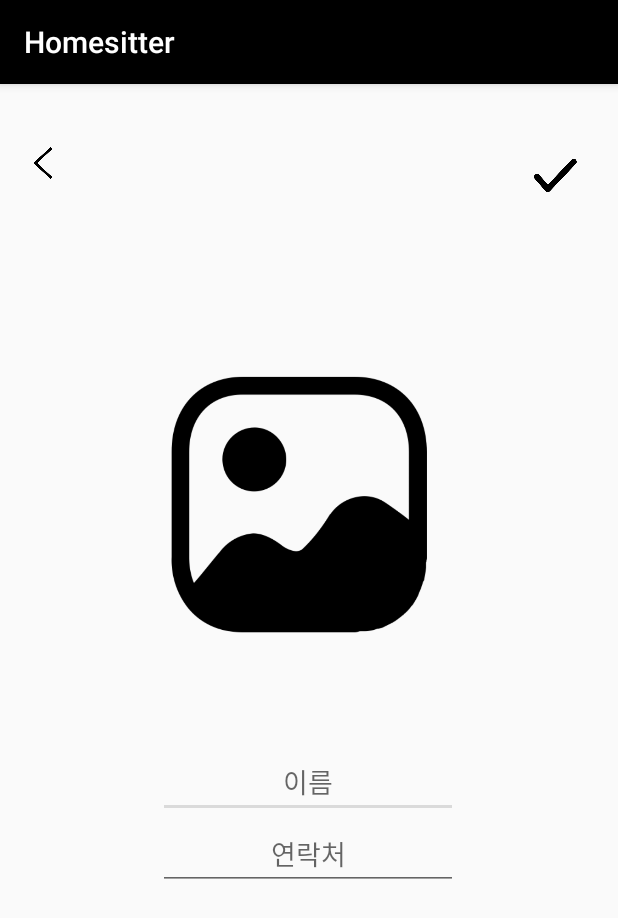
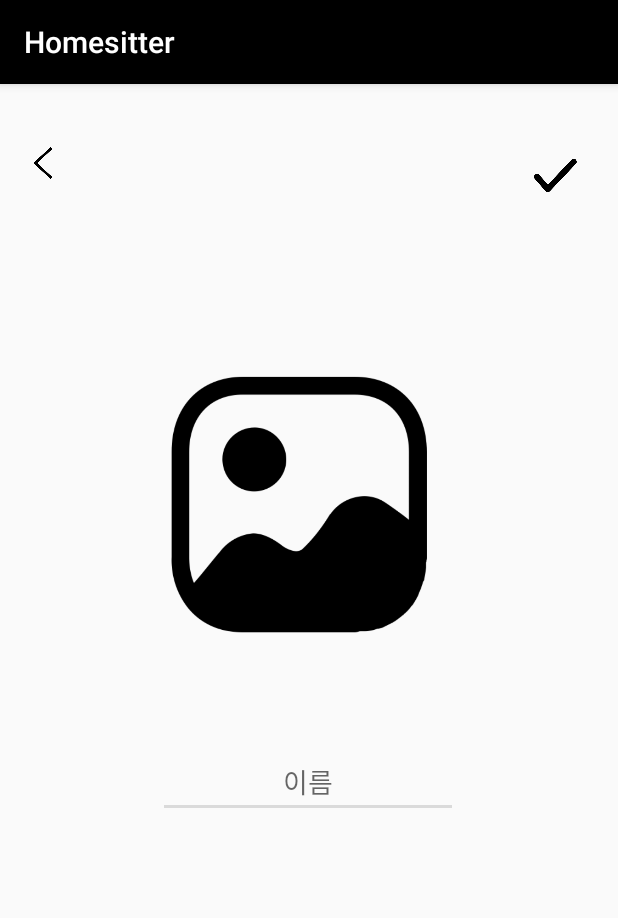
Before and after one commit to hfzgky/homesitter, an Android app: the EditActivity screen opened directly, with no data from a screen before it, on a phone screen of 412 x 824 dp. Shown: the top 918 px of the screen. Run offline under Robolectric (Android 15) with nearby library versions, the phone set to English and light mode, and no system bars.

Commit message:
2021-09-22

```diff
--- a/app/src/main/java/com/example/homesitter/EditActivity.java
+++ b/app/src/main/java/com/example/homesitter/EditActivity.java
@@ -10,6 +10,7 @@ import android.content.Intent;
 import android.graphics.Bitmap;
 import android.graphics.BitmapFactory;
 import android.os.Bundle;
+import android.provider.MediaStore;
 import android.view.View;
 
 import android.widget.EditText;
@@ -23,7 +24,7 @@ import java.io.InputStream;
 
 
 public class EditActivity extends AppCompatActivity {
-    private EditText mEditName, mEditPhone;
+    private EditText mEditName;
     private ImageButton mImagePerson;
     private int mItem = -1; //인덱스
     ImageView btnSave;
@@ -37,7 +38,6 @@ public class EditActivity extends AppCompatActivity {
         setContentView(R.layout.activity_edit);
 
         mEditName = findViewById(R.id.editTextName);
-        mEditPhone = findViewById(R.id.editTextPhone);
         mImagePerson = findViewById(R.id.imagePerson);
 
         Intent intent = getIntent();    //intent객체를 가져옴
@@ -47,7 +47,6 @@ public class EditActivity extends AppCompatActivity {
             if (mItem != -1) {   //수정
                 //값을 가져와서 보여줌
                 mEditName.setText(intent.getStringExtra("name"));
-                mEditPhone.setText(intent.getStringExtra("phone"));
             }
         }
 
@@ -78,9 +77,8 @@ public class EditActivity extends AppCompatActivity {
             @Override
             public void onClick(View v) {
                 String sName = mEditName.getText().toString().trim();
-                String sPhone = mEditPhone.getText().toString().trim();
 
-                if(sName.isEmpty() || sPhone.isEmpty()) {
+                if(sName.isEmpty()) {
                     Toast.makeText(getApplicationContext(), "내용을 입력해 주세요", Toast.LENGTH_SHORT).show();
                     return;
                 }
@@ -88,7 +86,6 @@ public class EditActivity extends AppCompatActivity {
                 Intent intent = new Intent();
                 intent.putExtra("item", mItem);
                 intent.putExtra("name", sName);
-                intent.putExtra("phone", sPhone);
                 setResult(RESULT_OK, intent);
                 finish();
             }
--- a/app/src/main/java/com/example/homesitter/FriendActivity.java
+++ b/app/src/main/java/com/example/homesitter/FriendActivity.java
@@ -43,7 +43,6 @@ public class FriendActivity extends AppCompatActivity {
         Intent intent = new Intent(FriendActivity.this, EditActivity.class);
         // pic, name, phone을 putExtra로 넘겨줌
         intent.putExtra("name", item.get("name"));
-        intent.putExtra("phone", item.get("phone"));
         intent.putExtra("item", mISelectedItem); // 현재 선택된 인덱스
         startActivityForResult(intent, 200);    //응답을 받음
     }
@@ -82,10 +81,10 @@ public class FriendActivity extends AppCompatActivity {
         super.onCreate(savedInstanceState);
         setContentView(R.layout.activity_friend);
 
-        //pic ,name, phone
+        //name
         mListData = new ArrayList<>();
         mSAdapter = new SimpleAdapter(this, mListData, R.layout.list_item,
-                new String[] {"pic", "name", "phone"}, new int[] {R.id.image1, R.id.text1, R.id.text2,} );
+                new String[] {"name"}, new int[] {R.id.text1});
         mListView = findViewById(R.id.listView);
         mListView.setAdapter(mSAdapter);
 
@@ -113,7 +112,6 @@ public class FriendActivity extends AppCompatActivity {
             HashMap<String,String> hitem = new HashMap<>();     //HashMap 생성
             //값을 넣어줌
             hitem.put("name", data.getStringExtra("name"));
-            hitem.put("phone", data.getStringExtra("phone"));
             if(item == -1)  //새로운 항목 추가
                 mListData.add(hitem);
             else    //수정
--- a/app/src/main/res/layout/activity_edit.xml
+++ b/app/src/main/res/layout/activity_edit.xml
@@ -44,16 +44,6 @@
             android:hint="이름"
             android:inputType="textPersonName" />
 
-        <EditText
-            android:id="@+id/editTextPhone"
-            android:layout_width="200dp"
-            android:layout_height="wrap_content"
-            android:layout_gravity="center"
-            android:ems="5"
-            android:gravity="center"
-            android:hint="연락처"
-            android:inputType="number" />
-
     </LinearLayout>
 
     <ImageButton
```
Also changed, not shown: app/src/main/res/layout/list_item.xml (+1 -13 lines).
